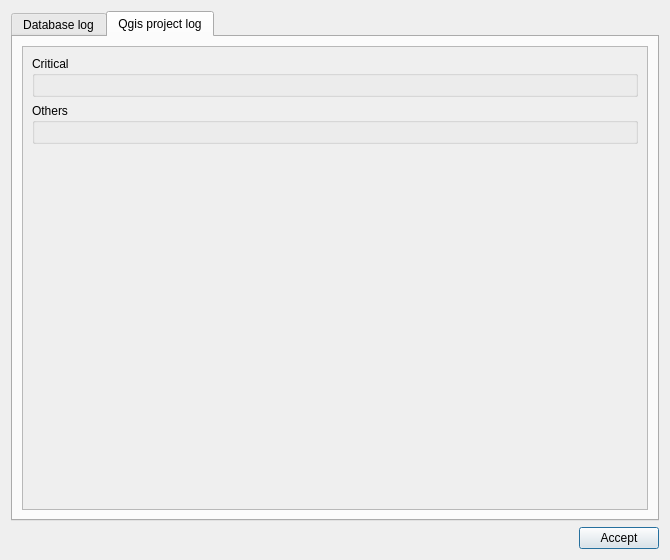
Qt form ui/audit_check_project_result.ui (Giswater/giswater_qgis_plugin) before a commit.
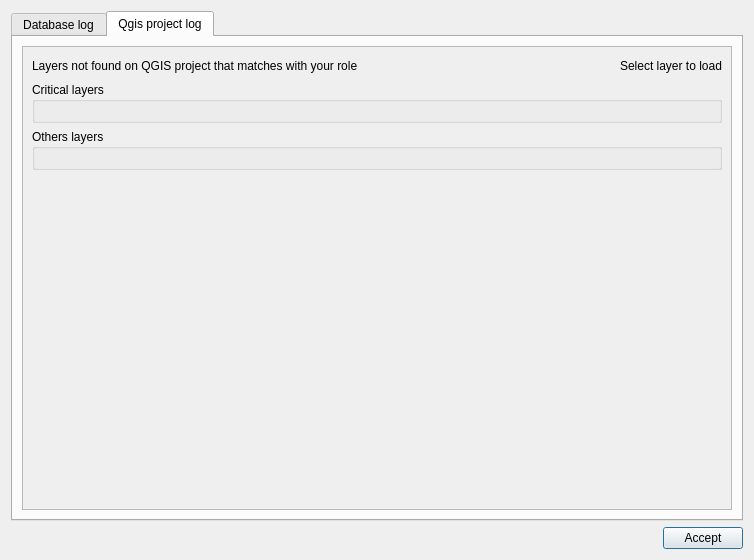
The same form after that commit. The open tabs and pages were chosen to show the change.

Commit message: add labels for info

What changed in the file:
```diff
--- a/ui/audit_check_project_result.ui
+++ b/ui/audit_check_project_result.ui
@@ -6,7 +6,7 @@
    <rect>
     <x>0</x>
     <y>0</y>
-    <width>670</width>
+    <width>754</width>
     <height>560</height>
    </rect>
   </property>
@@ -41,7 +41,7 @@
        <string>Qgis project log</string>
       </attribute>
       <layout class="QGridLayout" name="gridLayout_4">
-       <item row="0" column="2">
+       <item row="0" column="1">
         <widget class="QScrollArea" name="scrollArea">
          <property name="widgetResizable">
           <bool>true</bool>
@@ -51,27 +51,15 @@
            <rect>
             <x>0</x>
             <y>0</y>
-            <width>98</width>
-            <height>100</height>
+            <width>710</width>
+            <height>465</height>
            </rect>
           </property>
           <layout class="QGridLayout" name="gridLayout_3">
-           <item row="0" column="0">
-            <widget class="QGroupBox" name="grb_critical">
-             <property name="title">
-              <string>Critical</string>
-             </property>
-             <layout class="QVBoxLayout" name="verticalLayout">
-              <item>
-               <layout class="QGridLayout" name="grl_critical"/>
-              </item>
-             </layout>
-            </widget>
-           </item>
-           <item row="1" column="0">
+           <item row="4" column="0">
             <widget class="QGroupBox" name="grb_other">
              <property name="title">
-              <string>Others</string>
+              <string>Others layers</string>
              </property>
              <layout class="QVBoxLayout" name="verticalLayout_2">
               <item>
@@ -80,7 +68,19 @@
              </layout>
             </widget>
            </item>
-           <item row="2" column="0">
+           <item row="3" column="0">
+            <widget class="QGroupBox" name="grb_critical">
+             <property name="title">
+              <string>Critical layers</string>
+             </property>
+             <layout class="QVBoxLayout" name="verticalLayout">
+              <item>
+               <layout class="QGridLayout" name="grl_critical"/>
+              </item>
+             </layout>
+            </widget>
+           </item>
+           <item row="5" column="0">
             <spacer name="verticalSpacer">
              <property name="orientation">
               <enum>Qt::Vertical</enum>
@@ -93,6 +93,37 @@
              </property>
             </spacer>
            </item>
+           <item row="2" column="0">
+            <layout class="QHBoxLayout" name="horizontalLayout_2">
+             <item>
+              <widget class="QLabel" name="lbl_layers">
+               <property name="text">
+                <string>Layers not found on QGIS project that matches with your role</string>
+               </property>
+              </widget>
+             </item>
+             <item>
+              <spacer name="horizontalSpacer_2">
+               <property name="orientation">
+                <enum>Qt::Horizontal</enum>
+               </property>
+               <property name="sizeHint" stdset="0">
+                <size>
+                 <width>40</width>
+                 <height>20</height>
+                </size>
+               </property>
+              </spacer>
+             </item>
+             <item>
+              <widget class="QLabel" name="lbl_checks">
+               <property name="text">
+                <string>Select layer to load</string>
+               </property>
+              </widget>
+             </item>
+            </layout>
+           </item>
           </layout>
          </widget>
         </widget>
```
Left out of the diff: 2 changed lines with no effect on the pictures.
